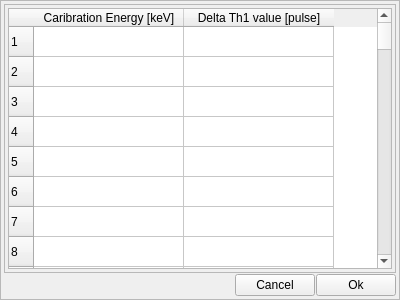
First picture: the form in TuneTable.ui, repository mtab3/xafsm2, before the edit.
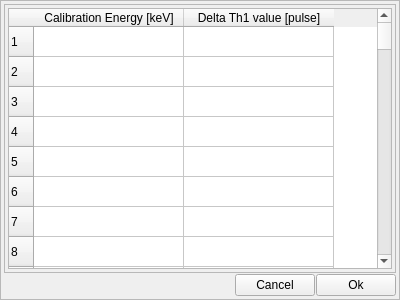
Second picture: the form after the edit.

The edit to the form file:
```diff
--- a/TuneTable.ui
+++ b/TuneTable.ui
@@ -169,7 +169,7 @@
          <row/>
          <column>
           <property name="text">
-           <string>Caribration Energy [keV]</string>
+           <string>Calibration Energy [keV]</string>
           </property>
          </column>
          <column>
```
Left out of the diff: 3 changed lines with no effect on the pictures.
